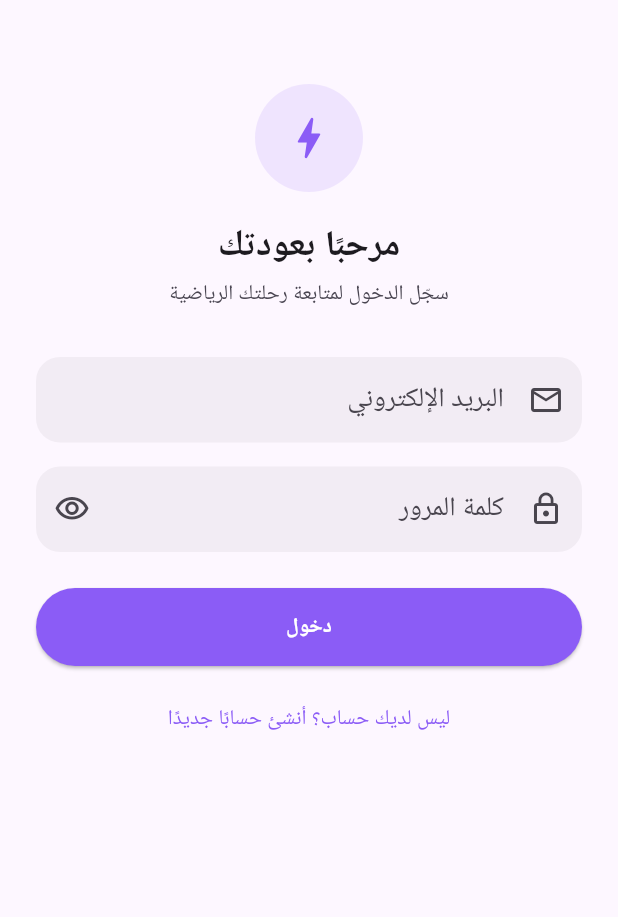
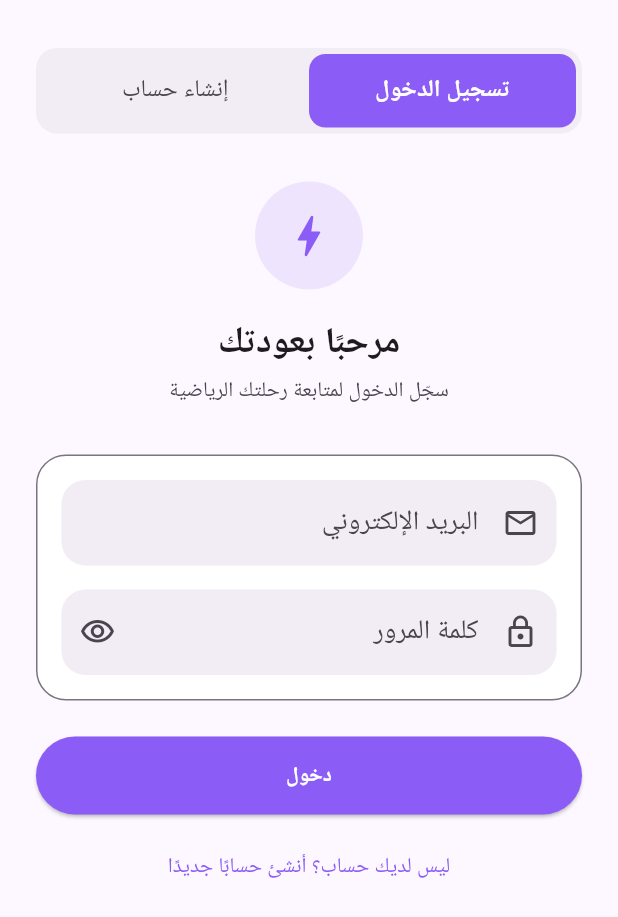
Before and after one commit to AMD-JED/combat_app, a Flutter app: the screen it shows after launch, on a phone screen of 412 x 824 dp. Shown: the top 917 px of the screen. Run offline on Flutter 3.47's test engine with Material 3 defaults, Android fonts, the phone set to English and light mode, and no system bars; our stand-ins replace cached_network_image, dio, flutter_riverpod, flutter_secure_storage, go_router, google_fonts and 2 more; accounts and stored records are empty; generated files the repository leaves out were written again; Roboto replaces fonts that are missing (Cairo).

Commit message:
feat(frontend): redesign Auth (login/register) to match AuthModal reference, fully localized AR/FR/EN

```diff
--- a/frontend/combat_app_frontend/lib/l10n/app_ar.arb
+++ b/frontend/combat_app_frontend/lib/l10n/app_ar.arb
@@ -6,5 +6,36 @@
   "themeLight": "فاتح",
   "themeDark": "داكن",
   "themeSystem": "تلقائي (حسب الجهاز)",
-  "languageSection": "اللغة"
+  "languageSection": "اللغة",
+  "loginTab": "تسجيل الدخول",
+  "registerTab": "إنشاء حساب",
+  "authWelcomeBack": "مرحبًا بعودتك",
+  "authLoginSubtitle": "سجّل الدخول لمتابعة رحلتك الرياضية",
+  "emailLabel": "البريد الإلكتروني",
+  "emailRequiredError": "الرجاء إدخال البريد الإلكتروني",
+  "emailInvalidError": "بريد إلكتروني غير صالح",
+  "passwordLabel": "كلمة المرور",
+  "passwordRequiredError": "الرجاء إدخال كلمة المرور",
+  "loginButton": "دخول",
+  "noAccountPrompt": "ليس لديك حساب؟ أنشئ حسابًا جديدًا",
+  "registerAccountStepTitle": "إنشاء حساب",
+  "registerSportStepTitle": "اختر رياضتك",
+  "fullNameLabel": "الاسم الكامل",
+  "fullNameLengthError": "الاسم يجب أن يكون بين 2 و 100 حرف",
+  "usernameLabel": "اسم المستخدم",
+  "usernameHelper": "أحرف إنجليزية وأرقام و _ فقط، بدون مسافات",
+  "usernameLengthError": "يجب أن يكون بين 3 و 50 حرفًا",
+  "usernamePatternError": "يُسمح فقط بأحرف/أرقام/underscore",
+  "passwordHelper": "8 أحرف على الأقل",
+  "passwordLengthError": "كلمة المرور يجب أن تكون 8 أحرف على الأقل",
+  "passwordConfirmLabel": "تأكيد كلمة المرور",
+  "passwordMismatchError": "كلمتا المرور غير متطابقتين",
+  "nextButton": "التالي",
+  "chooseSportTitle": "ما هي رياضتك؟",
+  "chooseSportSubtitle": "سنخصص تجربتك بالكامل حسب اختيارك — يمكنك إضافة رياضات أخرى لاحقًا",
+  "sportsLoadError": "تعذّر تحميل قائمة الرياضات",
+  "retryButton": "إعادة المحاولة",
+  "createAccountButton": "إنشاء الحساب",
+  "alreadyHaveAccountPrompt": "لديك حساب بالفعل؟ سجّل الدخول",
+  "sportSaveFailedNotice": "تم إنشاء الحساب، لكن تعذّر حفظ الرياضة. يمكنك إضافتها لاحقًا من ملفك الشخصي."
 }
--- a/frontend/combat_app_frontend/lib/screens/auth/login_screen.dart
+++ b/frontend/combat_app_frontend/lib/screens/auth/login_screen.dart
@@ -2,8 +2,9 @@ import 'package:flutter/material.dart';
 import 'package:flutter_riverpod/flutter_riverpod.dart';
 import 'package:go_router/go_router.dart';
 
-import '../../core/theme.dart';
+import '../../l10n/app_localizations.dart';
 import '../../providers/auth_provider.dart';
+import 'widgets/auth_tab_header.dart';
 
 class LoginScreen extends ConsumerStatefulWidget {
   const LoginScreen({super.key});
@@ -36,9 +37,10 @@ class _LoginScreenState extends ConsumerState<LoginScreen> {
 
   @override
   Widget build(BuildContext context) {
+    final l10n = AppLocalizations.of(context)!;
     final authState = ref.watch(authProvider);
-    final accent = Theme.of(context).colorScheme.primary;
-    final textTheme = Theme.of(context).textTheme;
+    final theme = Theme.of(context);
+    final accent = theme.colorScheme.primary;
 
     return Scaffold(
       body: SafeArea(
@@ -48,7 +50,13 @@ class _LoginScreenState extends ConsumerState<LoginScreen> {
             key: _formKey,
             child: ListView(
               children: [
-                const SizedBox(height: 56),
+                const SizedBox(height: 32),
+                AuthTabHeader(
+                  isLogin: true,
+                  loginLabel: l10n.loginTab,
+                  registerLabel: l10n.registerTab,
+                ),
+                const SizedBox(height: 32),
                 Container(
                   width: 72,
                   height: 72,
@@ -59,24 +67,33 @@ class _LoginScreenState extends ConsumerState<LoginScreen> {
                   child: Icon(Icons.bolt_rounded, size: 36, color: accent),
                 ),
                 const SizedBox(height: 20),
-                Text('مرحبًا بعودتك',
-                    style: textTheme.headlineMedium, textAlign: TextAlign.center),
+                Text(l10n.authWelcomeBack,
+                    style: theme.textTheme.headlineMedium, textAlign: TextAlign.center),
                 const SizedBox(height: 6),
-                Text('سجّل الدخول لمتابعة رحلتك الرياضية',
-                    style: textTheme.bodySmall, textAlign: TextAlign.center),
+                Text(l10n.authLoginSubtitle,
+                    style: theme.textTheme.bodySmall, textAlign: TextAlign.center),
                 const SizedBox(height: 32),
+                Container(
+                  padding: const EdgeInsets.all(16),
+                  decoration: BoxDecoration(
+                    color: theme.cardTheme.color,
+                    borderRadius: BorderRadius.circular(20),
+                    border: Border.all(color: theme.dividerColor),
+                  ),
+                  child: Column(
+                    children: [
                       TextFormField(
                         controller: _emailController,
                         keyboardType: TextInputType.emailAddress,
-                  decoration: const InputDecoration(
-                    labelText: 'البريد الإلكتروني',
-                    prefixIcon: Icon(Icons.email_outlined),
+                        decoration: InputDecoration(
+                          labelText: l10n.emailLabel,
+                          prefixIcon: const Icon(Icons.email_outlined),
                         ),
                         validator: (value) {
                           if (value == null || value.trim().isEmpty) {
-                      return 'الرجاء إدخال البريد الإلكتروني';
+                            return l10n.emailRequiredError;
                           }
-                    if (!value.contains('@')) return 'بريد إلكتروني غير صالح';
+                          if (!value.contains('@')) return l10n.emailInvalidError;
                           return null;
                         },
                       ),
@@ -85,7 +102,7 @@ class _LoginScreenState extends ConsumerState<LoginScreen> {
                         controller: _passwordController,
                         obscureText: _obscurePassword,
                         decoration: InputDecoration(
-                    labelText: 'كلمة المرور',
+                          labelText: l10n.passwordLabel,
                           prefixIcon: const Icon(Icons.lock_outline),
                           suffixIcon: IconButton(
                             icon: Icon(_obscurePassword
@@ -97,16 +114,19 @@ class _LoginScreenState extends ConsumerState<LoginScreen> {
                         ),
                         validator: (value) {
                           if (value == null || value.isEmpty) {
-                      return 'الرجاء إدخال كلمة المرور';
+                            return l10n.passwordRequiredError;
                           }
                           return null;
                         },
+                      ),
+                    ],
+                  ),
                 ),
                 if (authState.errorMessage != null) ...[
                   const SizedBox(height: 16),
                   Text(
                     authState.errorMessage!,
-                    style: TextStyle(color: AppTheme.error),
+                    style: TextStyle(color: theme.colorScheme.error),
                     textAlign: TextAlign.center,
                   ),
                 ],
@@ -120,13 +140,14 @@ class _LoginScreenState extends ConsumerState<LoginScreen> {
                           child: CircularProgressIndicator(
                               strokeWidth: 2, color: Colors.white),
                         )
-                      : const Text('دخول'),
+                      : Text(l10n.loginButton),
                 ),
                 const SizedBox(height: 12),
                 TextButton(
                   onPressed: () => context.go('/register'),
-                  child: const Text('ليس لديك حساب؟ أنشئ حسابًا جديدًا'),
+                  child: Text(l10n.noAccountPrompt),
                 ),
+                const SizedBox(height: 24),
               ],
             ),
           ),
--- /dev/null
+++ b/frontend/combat_app_frontend/lib/screens/auth/widgets/auth_tab_header.dart
@@ -0,0 +1,90 @@
+import 'package:flutter/material.dart';
+import 'package:go_router/go_router.dart';
+
+/// The login/register segmented switcher shown atop both auth screens,
+/// matching the tab toggle in the Athletes Hub design reference
+/// (AuthModal.tsx). Tapping the inactive side navigates to the other route.
+class AuthTabHeader extends StatelessWidget {
+  final bool isLogin;
+  final String loginLabel;
+  final String registerLabel;
+
+  const AuthTabHeader({
+    super.key,
+    required this.isLogin,
+    required this.loginLabel,
+    required this.registerLabel,
+  });
+
+  @override
+  Widget build(BuildContext context) {
+    final accent = Theme.of(context).colorScheme.primary;
+
+    return Container(
+      padding: const EdgeInsets.all(4),
+      decoration: BoxDecoration(
+        color: Theme.of(context).colorScheme.surface,
+        borderRadius: BorderRadius.circular(14),
+      ),
+      child: Row(
+        children: [
+          Expanded(
+            child: _Segment(
+              label: loginLabel,
+              active: isLogin,
+              accent: accent,
+              onTap: () => context.go('/login'),
+            ),
+          ),
+          Expanded(
+            child: _Segment(
+              label: registerLabel,
+              active: !isLogin,
+              accent: accent,
+              onTap: () => context.go('/register'),
+            ),
+          ),
+        ],
+      ),
+    );
+  }
+}
+
+class _Segment extends StatelessWidget {
+  final String label;
+  final bool active;
+  final Color accent;
+  final VoidCallback onTap;
+
+  const _Segment({
+    required this.label,
+    required this.active,
+    required this.accent,
+    required this.onTap,
+  });
+
+  @override
+  Widget build(BuildContext context) {
+    final textTheme = Theme.of(context).textTheme;
+    return InkWell(
+      borderRadius: BorderRadius.circular(11),
+      onTap: active ? null : onTap,
+      child: AnimatedContainer(
+        duration: const Duration(milliseconds: 180),
+        padding: const EdgeInsets.symmetric(vertical: 12),
+        decoration: BoxDecoration(
+          color: active ? accent : Colors.transparent,
+          borderRadius: BorderRadius.circular(11),
+        ),
+        alignment: Alignment.center,
+        child: Text(
+          label,
+          style: textTheme.bodyMedium?.copyWith(
+            color: active ? Colors.white : Theme.of(context).colorScheme.onSurfaceVariant,
+            fontWeight: active ? FontWeight.bold : FontWeight.normal,
+          ),
+        ),
+      ),
+    );
+  }
+}
```
Also changed, not shown: frontend/combat_app_frontend/lib/l10n/app_en.arb (+32 -1 lines), frontend/combat_app_frontend/lib/l10n/app_fr.arb (+32 -1 lines), frontend/combat_app_frontend/lib/screens/auth/register_screen.dart (+75 -35 lines). Lines whose indentation alone changed are shown as unchanged.
